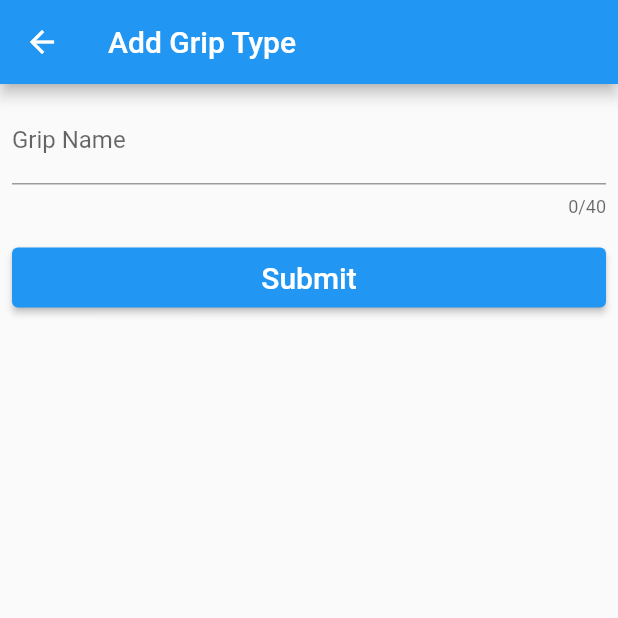
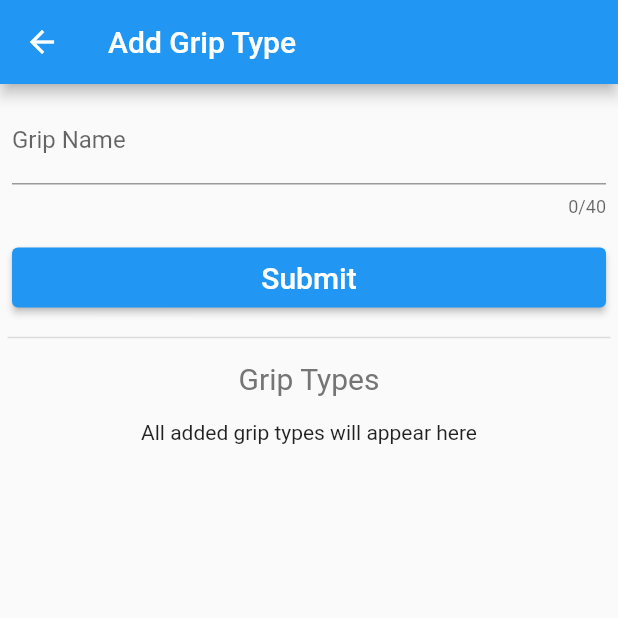
Before and after one commit to gideonmay/CountDown-Hangboard-Timer, a Flutter app: the AddGripTypeScreen screen opened directly, on a phone screen of 412 x 824 dp, the top half of it. Run offline on Flutter 3.47's test engine with Material 2 defaults, Android fonts, the phone set to English and light mode, and no system bars; our stand-ins replace drift, flutter_slidable, just_audio, shared_preferences, step_progress_indicator; accounts and stored records are empty; generated files the repository leaves out were written again.

Commit message:
Added widgets to delete a grip type

```diff
--- a/lib/screens/add_grip_type_screen.dart
+++ b/lib/screens/add_grip_type_screen.dart
@@ -1,5 +1,6 @@
 import 'package:flutter/material.dart';
 import '../forms/add_grip_type_form.dart';
+import '../widgets/grip_types_list.dart';
 
 /// A screen that allows the user to create new grip types and delete existing
 /// grips that they no longer want listed
@@ -14,9 +15,27 @@ class _AddGripTypeScreenState extends State<AddGripTypeScreen> {
   @override
   Widget build(BuildContext context) {
     return Scaffold(
-      appBar: AppBar(
-        title: const Text('Add Grip Type'),
-      ),
-      body: const AddGripTypeForm());
+        appBar: AppBar(
+          title: const Text('Add Grip Type'),
+        ),
+        body: SafeArea(
+          child: SingleChildScrollView(
+            child: Column(children: [
+              const AddGripTypeForm(),
+              const Divider(thickness: 1.0, indent: 5.0, endIndent: 5.0),
+              Padding(
+                padding: const EdgeInsets.all(8.0),
+                child: Text('Grip Types',
+                    style:
+                        TextStyle(color: Colors.grey.shade600, fontSize: 20.0)),
+              ),
+              const Padding(
+                padding: EdgeInsets.all(8.0),
+                child: Text('All added grip types will appear here'),
+              ),
+              const GripTypesList(),
+            ]),
+          ),
+        ));
   }
 }
--- a/lib/screens/my_workouts_screen.dart
+++ b/lib/screens/my_workouts_screen.dart
@@ -51,9 +51,7 @@ class _MyWorkoutsScreenState extends State<MyWorkoutsScreen> {
       stream: db.watchAllWorkouts(),
       builder: (context, AsyncSnapshot<List<Workout>> snapshot) {
         if (snapshot.connectionState == ConnectionState.waiting) {
-          return const Center(
-            child: CircularProgressIndicator(),
-          );
+          return Container();
         }
 
         final workouts = snapshot.data ?? List.empty();
--- a/lib/widgets/grip_type_dropdown.dart
+++ b/lib/widgets/grip_type_dropdown.dart
@@ -1,6 +1,5 @@
 import 'package:flutter/material.dart';
 import 'package:provider/provider.dart';
-import '../extensions/string_casing_extension.dart';
 import '../db/drift_database.dart';
 import '../models/grip_dto.dart';
 import '../screens/add_grip_type_screen.dart';
--- a/lib/widgets/reorderable_grip_list.dart
+++ b/lib/widgets/reorderable_grip_list.dart
@@ -1,4 +1,3 @@
-import 'package:countdown_app/extensions/string_casing_extension.dart';
 import 'package:flutter/material.dart';
 import 'package:provider/provider.dart';
 import '../db/drift_database.dart';
@@ -61,8 +60,7 @@ class _ReorderableGripListState extends State<ReorderableGripList> {
             (grip.entry.sequenceNum + 1).toString(),
             style: const TextStyle(fontSize: 20.0),
           ),
-          title: Text(grip.gripType.name.toTitleCase(),
-              overflow: TextOverflow.ellipsis),
+          title: Text(grip.gripType.name),
           subtitle: _subitleText(grip),
           trailing: ReorderableDragStartListener(
               index: index, child: const Icon(Icons.drag_handle)),
```
Also changed, not shown: lib/db/drift_database.dart (+17 -2 lines), lib/screens/start_workout_screen.dart (+7 -3 lines), lib/widgets/dialog_builder.dart (added, +10 -0 lines), lib/widgets/grip_types_list.dart (added, +96 -0 lines), lib/db/drift_database.g.dart.
